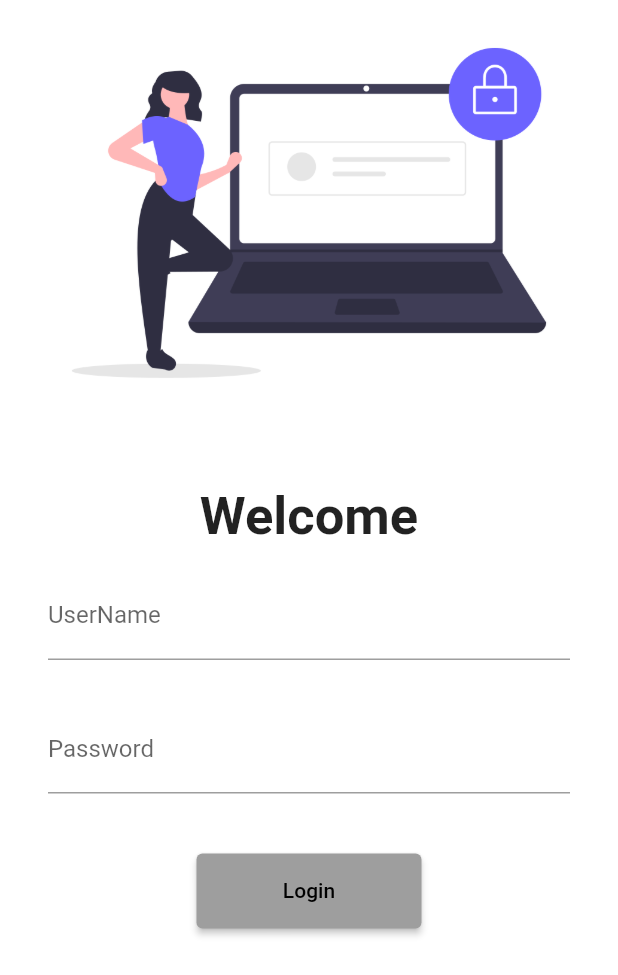
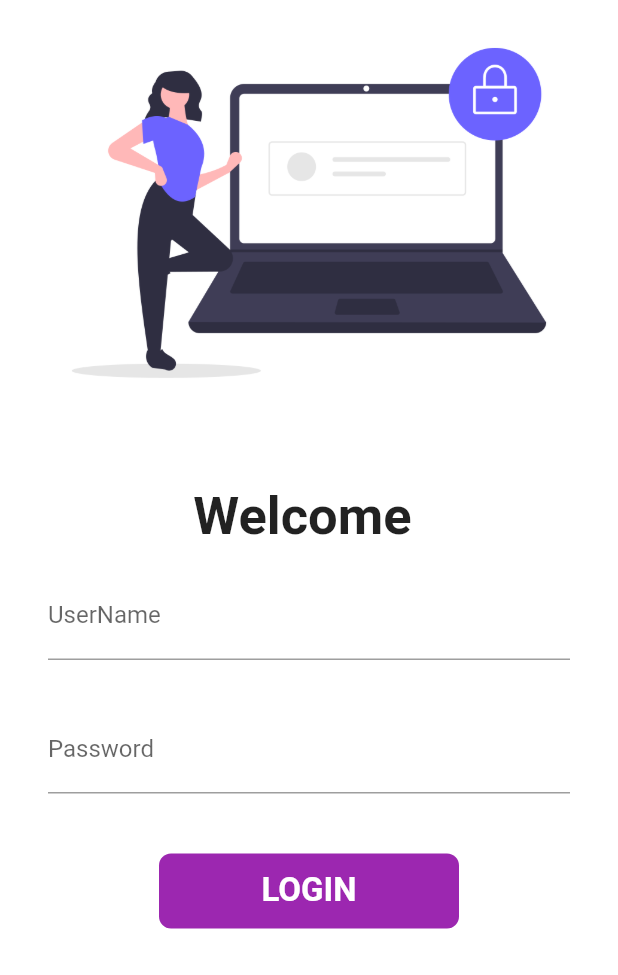
Before and after one commit to rahul07sharmars/flutterlearning, a Flutter app: the screen it shows after launch, on a phone screen of 412 x 824 dp. Shown: the top 975 px of the screen. Run offline on Flutter 3.47's test engine with Material 2 defaults, Android fonts, the phone set to English and light mode, and no system bars; our stand-ins replace google_fonts.

Commit message:
day6 completed

```diff
--- a/lib/main.dart
+++ b/lib/main.dart
@@ -17,7 +17,7 @@ class MyApp extends StatelessWidget {
         debugShowCheckedModeBanner: false,
         themeMode: ThemeMode.light,
         theme: ThemeData(
-          primarySwatch: Colors.grey,
+          primarySwatch: Colors.purple,
           // fontFamily: GoogleFonts.latoTextTheme(),
           primaryTextTheme: GoogleFonts.latoTextTheme(),
         ),
--- a/lib/pages/login_page.dart
+++ b/lib/pages/login_page.dart
@@ -1,7 +1,14 @@
 import 'package:flutter/material.dart';
 import 'package:flutter_catalog/utils/routes.dart';
 
-class LoginPage extends StatelessWidget {
+class LoginPage extends StatefulWidget {
+  @override
+  _LoginPageState createState() => _LoginPageState();
+}
+
+class _LoginPageState extends State<LoginPage> {
+  String name = "";
+  bool changeButton = false;
   @override
   Widget build(BuildContext context) {
     return Material(
@@ -18,7 +25,7 @@ class LoginPage extends StatelessWidget {
                 width: 10,
               ),
               Text(
-                "Welcome",
+                "Welcome $name",
                 style: TextStyle(
                   fontSize: 35,
                   fontWeight: FontWeight.bold,
@@ -34,6 +41,10 @@ class LoginPage extends StatelessWidget {
                         hintText: "Enter UserName",
                         labelText: "UserName",
                       ),
+                      onChanged: (value) {
+                        name = value;
+                        setState(() {});
+                      },
                     ),
                     SizedBox(
                       height: 30,
@@ -50,16 +61,49 @@ class LoginPage extends StatelessWidget {
                       height: 40,
                       width: 20,
                     ),
-                    ElevatedButton(
-                      child: Text("Login"),
-                      style: TextButton.styleFrom(
-                        minimumSize: Size(150, 50),
+                    InkWell(
+                      onTap: () async {
+                        setState(() {
+                          changeButton = true;
+                        });
+                        await Future.delayed(Duration(seconds: 1));
+                        Navigator.pushNamed(context, MyRoutes.homeRoute);
+                        //used to convert a container to work like a button
+                      },
+                      child: AnimatedContainer(
+                        duration: Duration(seconds: 1),
+                        decoration: BoxDecoration(
+                            color: Colors.purple,
+                            // shape: changeButton
+                            //     ? BoxShape.circle,
+                            //     : BoxShape.rectangle,
+                            borderRadius:
+                                BorderRadius.circular(changeButton ? 50 : 8)),
+                        height: 50,
+                        width: changeButton ? 50 : 200,
+                        alignment: Alignment.center,
+                        child: changeButton
+                            ? Icon(Icons.done)
+                            : Text(
+                                "LOGIN",
+                                style: TextStyle(
+                                  fontWeight: FontWeight.bold,
+                                  color: Colors.white,
+                                  fontSize: 22,
+                                ),
+                              ),
                       ),
-                      onPressed: () {
-                        print("Hi button is pressed");
-                        Navigator.pushNamed(context, MyRoutes.homeRoute);
-                      },
                     ),
+                    // ElevatedButton(
+                    //   child: Text("Login"),
+                    //   style: TextButton.styleFrom(
+                    //     minimumSize: Size(150, 50),
+                    //   ),
+                    //   onPressed: () {
+                    //     print("Hi button is pressed");
+                    //     Navigator.pushNamed(context, MyRoutes.homeRoute);
+                    //   },
+                    // ),
                   ],
                 ),
               ),
```
